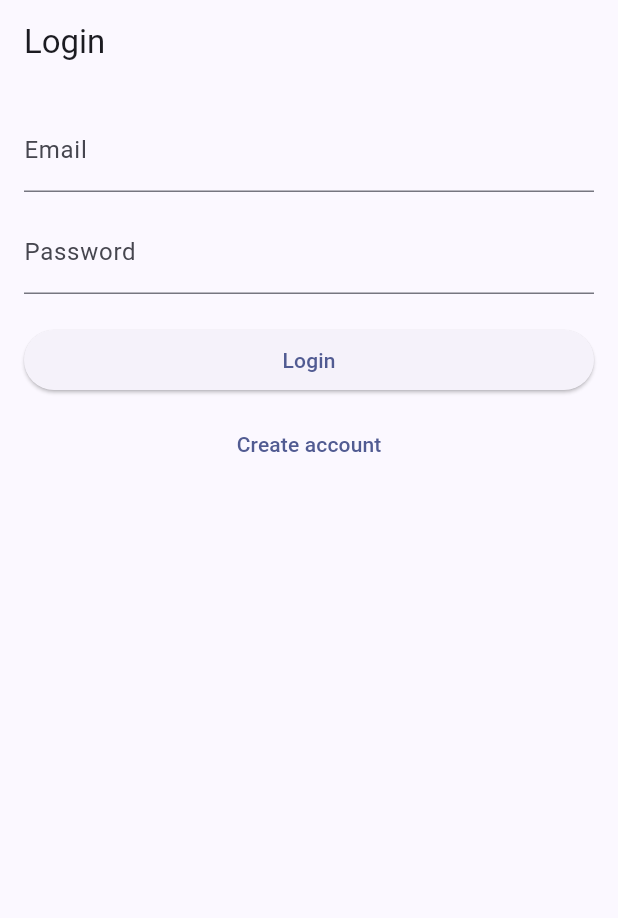
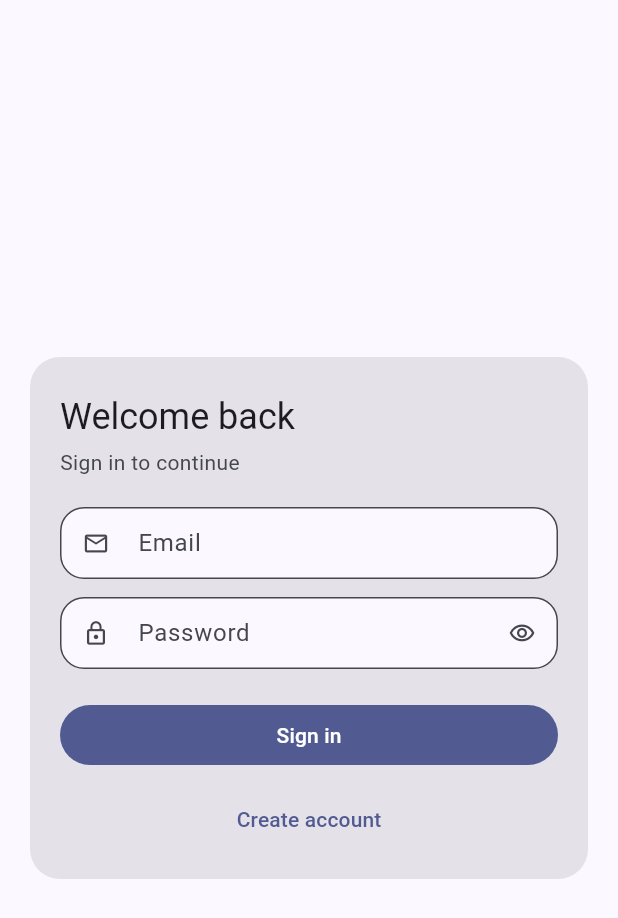
Before and after one commit to AltayTech/InstantChat, a Flutter app: the screen it shows once a user with an empty profile is signed in, after a tap on the "logout" icon, on a phone screen of 412 x 824 dp. Shown: the top 918 px of the screen. Run offline on Flutter 3.47's test engine with Material 3 defaults, Android fonts, the light colour scheme and no system bars; our stand-ins replace bloc, cached_network_image, cloud_firestore, equatable, firebase_auth, firebase_core and 5 more; accounts and stored records are empty; network calls fail.

Commit message:
Improved - login ui screen

```diff
--- a/lib/features/auth/presentation/pages/login_page.dart
+++ b/lib/features/auth/presentation/pages/login_page.dart
@@ -13,25 +13,118 @@
 class _LoginPageState extends State<LoginPage> {
   final _emailController = TextEditingController();
   final _passwordController = TextEditingController();
+  bool _obscurePassword = true;
+
+  @override
+  void dispose() {
+    _emailController.dispose();
+    _passwordController.dispose();
+    super.dispose();
+  }
+
+  void _submit() {
+    context.read<AuthBloc>().add(
+      AuthLoginRequested(
+        email: _emailController.text.trim(),
+        password: _passwordController.text,
+      ),
+    );
+  }
 
   @override
   Widget build(BuildContext context) {
     return Scaffold(
-      appBar: AppBar(title: const Text('Login')),
       body: SafeArea(
+        child: LayoutBuilder(
+          builder: (context, constraints) {
+            return SingleChildScrollView(
+              padding: const EdgeInsets.all(16),
+              child: ConstrainedBox(
+                constraints: BoxConstraints(
+                  minHeight: constraints.maxHeight - 32,
+                ),
+                child: Center(
+                  child: Card(
+                    color: Theme.of(
+                      context,
+                    ).colorScheme.surfaceContainerHighest,
+                    elevation: 0,
+                    shape: RoundedRectangleBorder(
+                      borderRadius: BorderRadius.circular(20),
+                    ),
                     child: Padding(
-          padding: const EdgeInsets.all(16),
+                      padding: const EdgeInsets.fromLTRB(20, 24, 20, 16),
                       child: Column(
+                        mainAxisSize: MainAxisSize.min,
+                        crossAxisAlignment: CrossAxisAlignment.stretch,
                         children: [
+                          Column(
+                            crossAxisAlignment: CrossAxisAlignment.start,
+                            children: [
+                              Text(
+                                'Welcome back',
+                                style: Theme.of(
+                                  context,
+                                ).textTheme.headlineSmall,
+                              ),
+                              const SizedBox(height: 4),
+                              Text(
+                                'Sign in to continue',
+                                style: Theme.of(context).textTheme.bodyMedium
+                                    ?.copyWith(
+                                      color: Theme.of(
+                                        context,
+                                      ).colorScheme.onSurfaceVariant,
+                                    ),
+                              ),
+                            ],
+                          ),
+                          const SizedBox(height: 20),
                           TextField(
                             controller: _emailController,
-                decoration: const InputDecoration(labelText: 'Email'),
+                            keyboardType: TextInputType.emailAddress,
+                            textInputAction: TextInputAction.next,
+                            decoration: InputDecoration(
+                              labelText: 'Email',
+                              hintText: 'you@example.com',
+                              prefixIcon: const Icon(Icons.mail_outline),
+                              isDense: true,
+                              filled: true,
+                              fillColor: Theme.of(context).colorScheme.surface,
+                              border: OutlineInputBorder(
+                                borderRadius: BorderRadius.circular(16),
+                              ),
+                            ),
                           ),
                           const SizedBox(height: 12),
                           TextField(
                             controller: _passwordController,
-                decoration: const InputDecoration(labelText: 'Password'),
-                obscureText: true,
+                            obscureText: _obscurePassword,
+                            textInputAction: TextInputAction.done,
+                            onSubmitted: (_) => _submit(),
+                            decoration: InputDecoration(
+                              labelText: 'Password',
+                              prefixIcon: const Icon(Icons.lock_outline),
+                              isDense: true,
+                              filled: true,
+                              fillColor: Theme.of(context).colorScheme.surface,
+                              border: OutlineInputBorder(
+                                borderRadius: BorderRadius.circular(16),
+                              ),
+                              suffixIcon: IconButton(
+                                tooltip: _obscurePassword
+                                    ? 'Show password'
+                                    : 'Hide password',
+                                onPressed: () => setState(
+                                  () => _obscurePassword = !_obscurePassword,
+                                ),
+                                icon: Icon(
+                                  _obscurePassword
+                                      ? Icons.visibility_outlined
+                                      : Icons.visibility_off_outlined,
+                                ),
+                              ),
+                            ),
                           ),
                           const SizedBox(height: 20),
                           BlocConsumer<AuthBloc, AuthState>(
@@ -44,40 +137,50 @@
                             },
                             builder: (context, state) {
                               if (state.isAuthenticated) {
-                    WidgetsBinding.instance.addPostFrameCallback((_) {
-                      Navigator.of(context).pushReplacementNamed('/');
+                                WidgetsBinding.instance.addPostFrameCallback((
+                                  _,
+                                ) {
+                                  Navigator.of(
+                                    context,
+                                  ).pushReplacementNamed('/');
                                 });
                               }
-                  return SizedBox(
-                    width: double.infinity,
-                    child: ElevatedButton(
-                      onPressed: state.isLoading
-                          ? null
-                          : () {
-                              context.read<AuthBloc>().add(
-                                AuthLoginRequested(
-                                  email: _emailController.text.trim(),
-                                  password: _passwordController.text,
+                              return Column(
+                                crossAxisAlignment: CrossAxisAlignment.stretch,
+                                children: [
+                                  FilledButton(
+                                    onPressed: state.isLoading ? null : _submit,
+                                    child: state.isLoading
+                                        ? const SizedBox(
+                                            height: 20,
+                                            width: 20,
+                                            child: CircularProgressIndicator(
+                                              strokeWidth: 2,
                                             ),
-                              );
-                            },
-                      child: state.isLoading
-                          ? const CircularProgressIndicator()
-                          : const Text('Login'),
-                    ),
-                  );
-                },
+                                          )
+                                        : const Text('Sign in'),
                                   ),
                                   const SizedBox(height: 8),
                                   TextButton(
-                onPressed: () =>
-                    Navigator.of(context).pushReplacementNamed('/register'),
-                child: const Text('Create account'),
+                                    onPressed: () => Navigator.of(
+                                      context,
+                                    ).pushReplacementNamed('/register'),
+                                    child: const Text("Create account"),
+                                  ),
+                                ],
+                              );
+                            },
                           ),
                         ],
                       ),
                     ),
                   ),
+                ),
+              ),
+            );
+          },
+        ),
+      ),
     );
   }
 }
```
Lines whose indentation alone changed are shown as unchanged.
